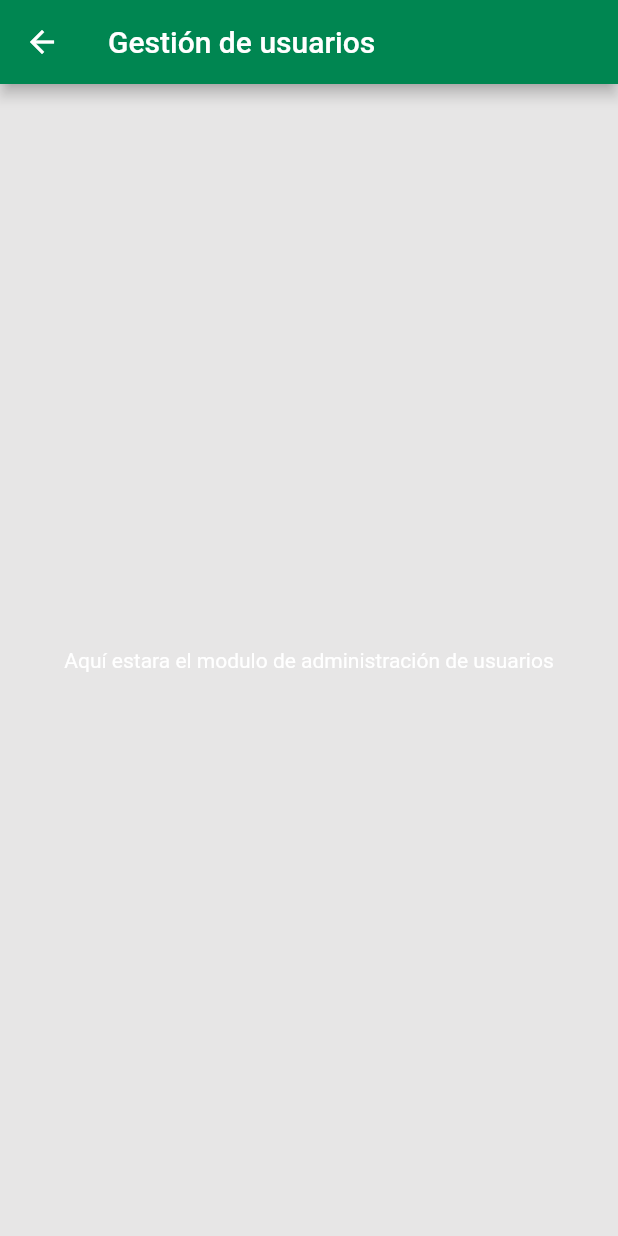
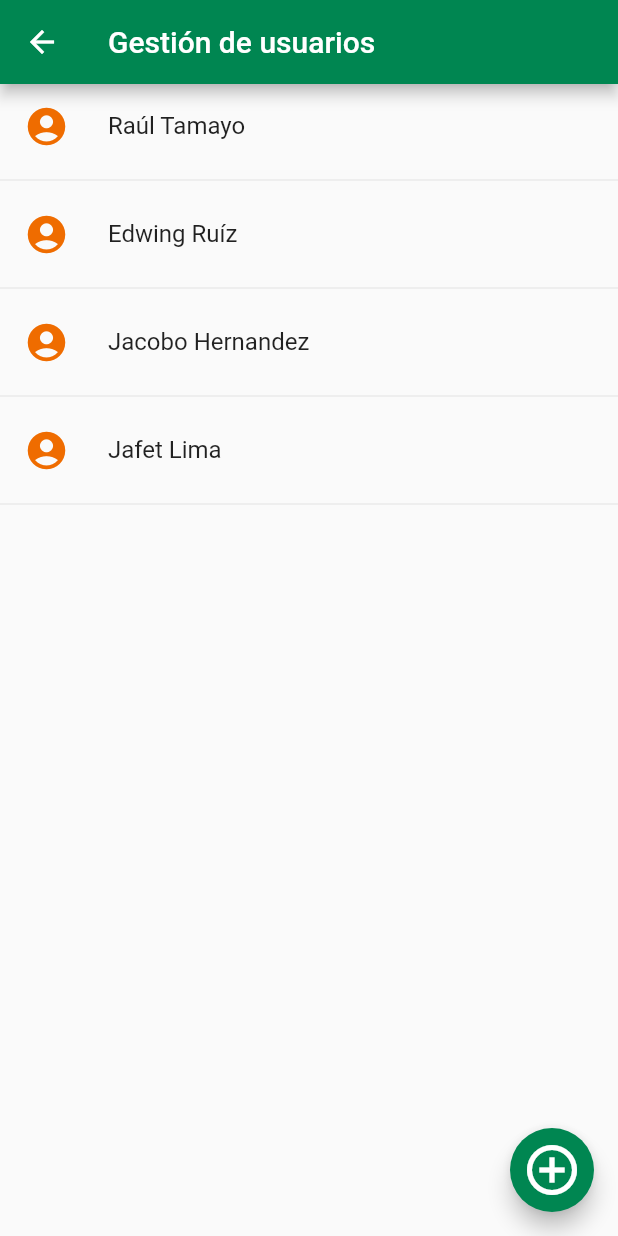
Before and after one commit to raul051/cmu, a Flutter app: the HomePage screen opened by its route, after a tap on "Gestión de usuarios", on a phone screen of 412 x 824 dp. Run offline on Flutter 3.47's test engine with Material 2 defaults, Android fonts, the phone set to English and light mode, and no system bars.

Commit message:
Icono, gestión de usuarios y provider

```diff
--- /dev/null
+++ b/lib/providers/users_provider.dart
@@ -0,0 +1,26 @@
+import 'dart:convert';
+
+import 'package:flutter/services.dart' show rootBundle;
+
+
+class _UsersProvider {
+
+  List<dynamic> usuarios = [];
+
+  _UsersProvider(){
+    cargarData();
+  }
+
+  Future<List<dynamic>> cargarData() async {
+
+    final resp = await rootBundle.loadString('data/users.json');
+
+    Map dataMap = json.decode(resp);
+    usuarios = dataMap['usuarios'];
+
+    return usuarios;
+
+  }
+}
+
+final usersProvider = new _UsersProvider();
--- a/lib/src/pages/AdminUsers.dart
+++ b/lib/src/pages/AdminUsers.dart
@@ -1,3 +1,4 @@
+import 'package:cmu/providers/users_provider.dart';
 import 'package:flutter/material.dart';
 
 class AdminUsersPage extends StatelessWidget {
@@ -7,8 +8,51 @@ class AdminUsersPage extends StatelessWidget {
   Widget build(BuildContext context) {
     return Scaffold(
       appBar: AppBar(backgroundColor: Color(0xff008651), title:Text("Gestión de usuarios")),
-      body: Center(child: Text("Aquí estara el modulo de administración de usuarios",style:TextStyle(color:Colors.white)),),
-      backgroundColor: Color(0x31807F7F),
+      body: _listaUsers(),
+      //backgroundColor: Color(0x31807F7F),
+      floatingActionButton: FloatingActionButton(
+        backgroundColor: Color(0xff008651),
+        child: Icon(Icons.add_circle_outline,size:40),
+        onPressed: (){},
+        ),
     );
   }
+
+ Widget _listaUsers() {
+
+    //usersProvider.cargarData();
+    return FutureBuilder(
+      future: usersProvider.cargarData(),
+      initialData: [],
+      builder: ( context, AsyncSnapshot<List<dynamic>> snapshot){
+
+        return ListView(
+          children: _listaItems(snapshot.data),
+        );
+
+      },
+    );
+    /*return ListView(
+      children:  _listaItems()
+    );*/
+ }
+
+ List<Widget> _listaItems( List<dynamic> data ) {
+
+   final List<Widget> usuarios = [];
+
+   data.forEach((user) {
+
+     final widgetTemp = ListTile(
+       title: Text(user['nombreUser']),
+       leading: Icon(Icons.account_circle, size:30, color: Color(0xffEF6C00)),
+       onTap: (){},
+     );
+      usuarios..add(widgetTemp)
+              ..add(Divider(color: Color(0x31807F7F),));
+   });
+
+   return usuarios;
+
+ }
 }
```
Also changed, not shown: assets/CMU.png, 19 other files.
